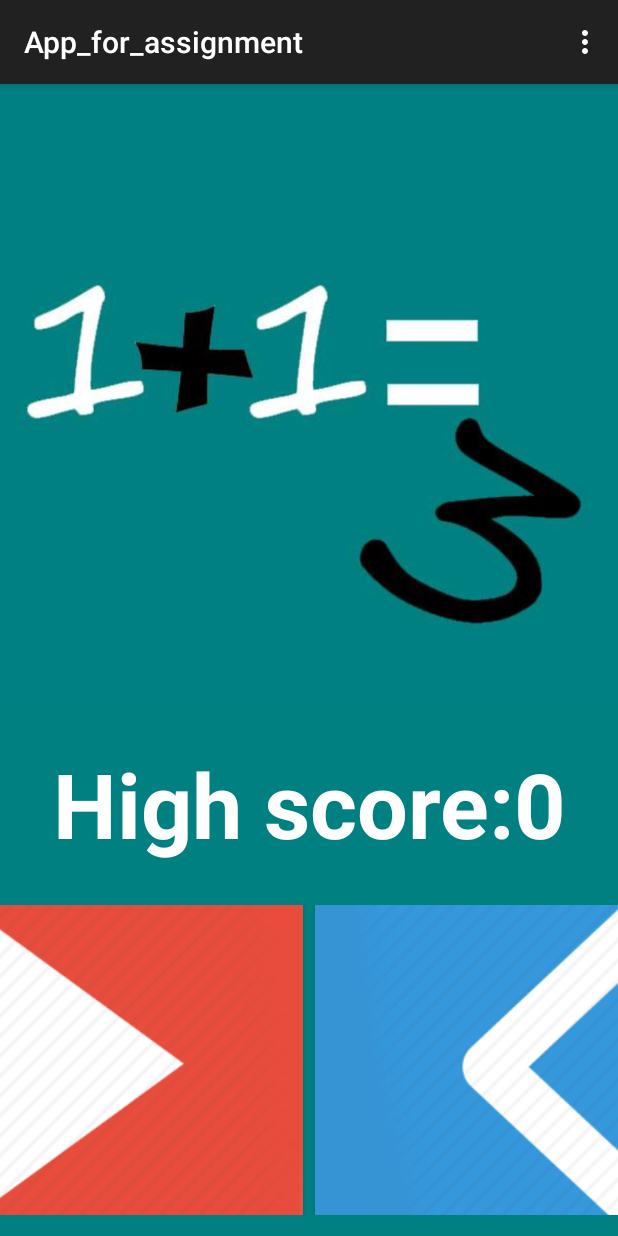
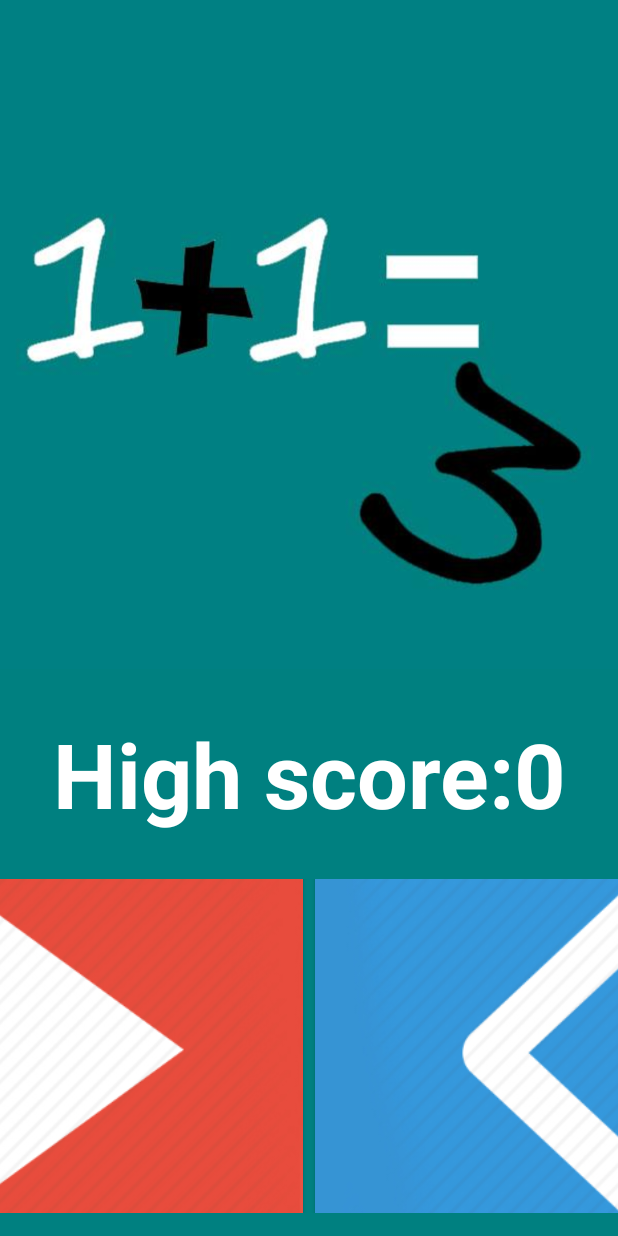
Before and after one commit to pgyami/App_for_assignment, an Android app: the screen it shows after launch (MainActivity), on a phone screen of 412 x 824 dp. Run offline under Robolectric (Android 15) with nearby library versions, the phone set to English and light mode, and no system bars; libraries missing offline, so code that uses them is left out: com.facebook; 1 statement that could not run was skipped.

Commit message:
Full Screen +  NoTitle Bar

```diff
--- a/app/src/main/res/values/styles.xml
+++ b/app/src/main/res/values/styles.xml
@@ -1,8 +1,11 @@
 <resources>
 
     <!-- Base application theme. -->
-    <style name="AppTheme" parent="Theme.AppCompat.Light.DarkActionBar">
+    <style name="AppTheme" parent="Theme.AppCompat.Light.NoActionBar">
         <!-- Customize your theme here. -->
+        <item name="android:windowActionBar">false</item>
+        <item name="android:windowNoTitle">true</item>
+        <item name="android:windowFullscreen">true</item>
     </style>
 
 </resources>
```
